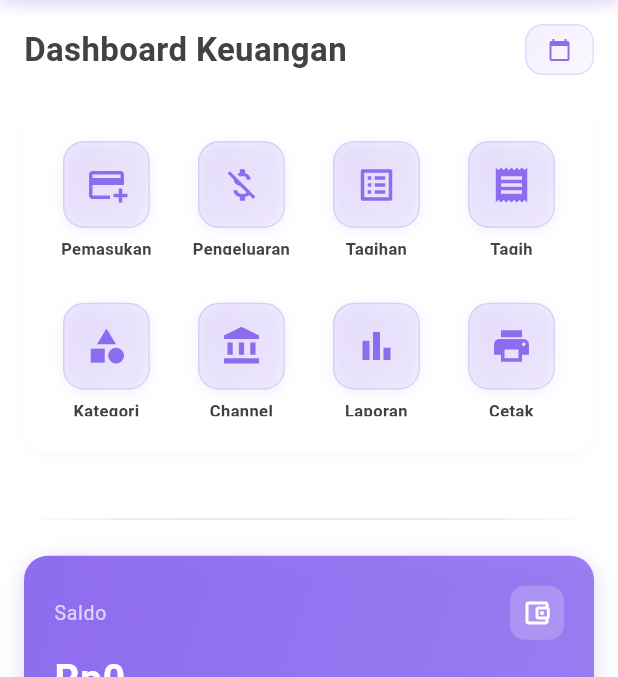
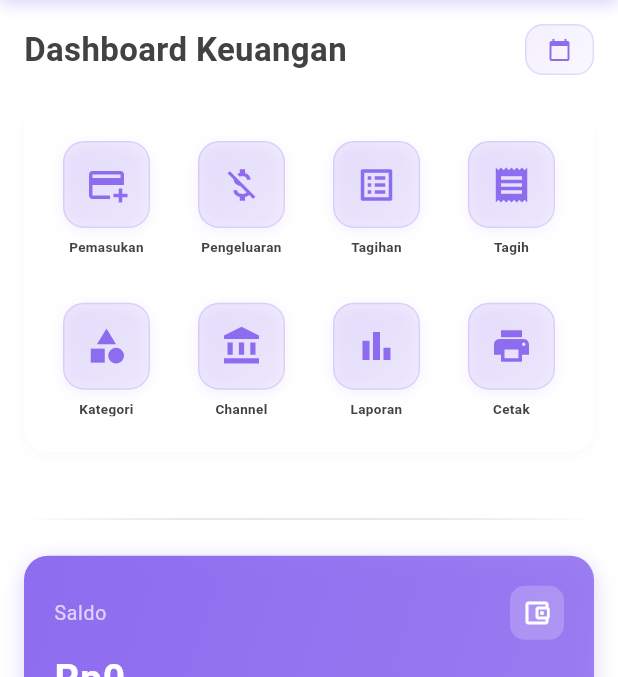
Before and after one commit to nurwahibzy/jawara_pintar_mobile_version, a Flutter app: the screen it shows once a user with an empty profile is signed in, on a phone screen of 412 x 824 dp, the part 105-782 px from its top. Run offline on Flutter 3.47's test engine with Material 3 defaults, Android fonts, the phone set to English and light mode, and no system bars; our stand-ins replace bloc, dartz, equatable, fl_chart, flutter_bloc, flutter_dotenv and 5 more; accounts and stored records are empty; Roboto replaces fonts that are missing (CircularStd, Poppins).

Commit message:
feat: reduce font size in menu items for better readability

```diff
--- a/lib/widgets/menu_kegiatan.dart
+++ b/lib/widgets/menu_kegiatan.dart
@@ -116,7 +116,7 @@ class MenuKegiatan extends StatelessWidget {
                   maxLines: 2,
                   overflow: TextOverflow.ellipsis,
                   style: TextStyle(
-                    fontSize: 11,
+                    fontSize: 9,
                     height: 1.2,
                     fontWeight: FontWeight.w600,
                     color: Colors.grey[800],
--- a/lib/widgets/menu_kependudukan.dart
+++ b/lib/widgets/menu_kependudukan.dart
@@ -124,7 +124,7 @@ class MenuKependudukan extends StatelessWidget {
                   maxLines: 2,
                   overflow: TextOverflow.ellipsis,
                   style: TextStyle(
-                    fontSize: 11,
+                    fontSize: 9,
                     height: 1.2,
                     fontWeight: FontWeight.w600,
                     color: Colors.grey[800],
--- a/lib/widgets/menu_keuangan.dart
+++ b/lib/widgets/menu_keuangan.dart
@@ -146,7 +146,7 @@ class MenuKeuangan extends StatelessWidget {
                   maxLines: 2,
                   overflow: TextOverflow.ellipsis,
                   style: TextStyle(
-                    fontSize: 11,
+                    fontSize: 9,
                     height: 1.2,
                     fontWeight: FontWeight.w600,
                     color: Colors.grey[800],
```
